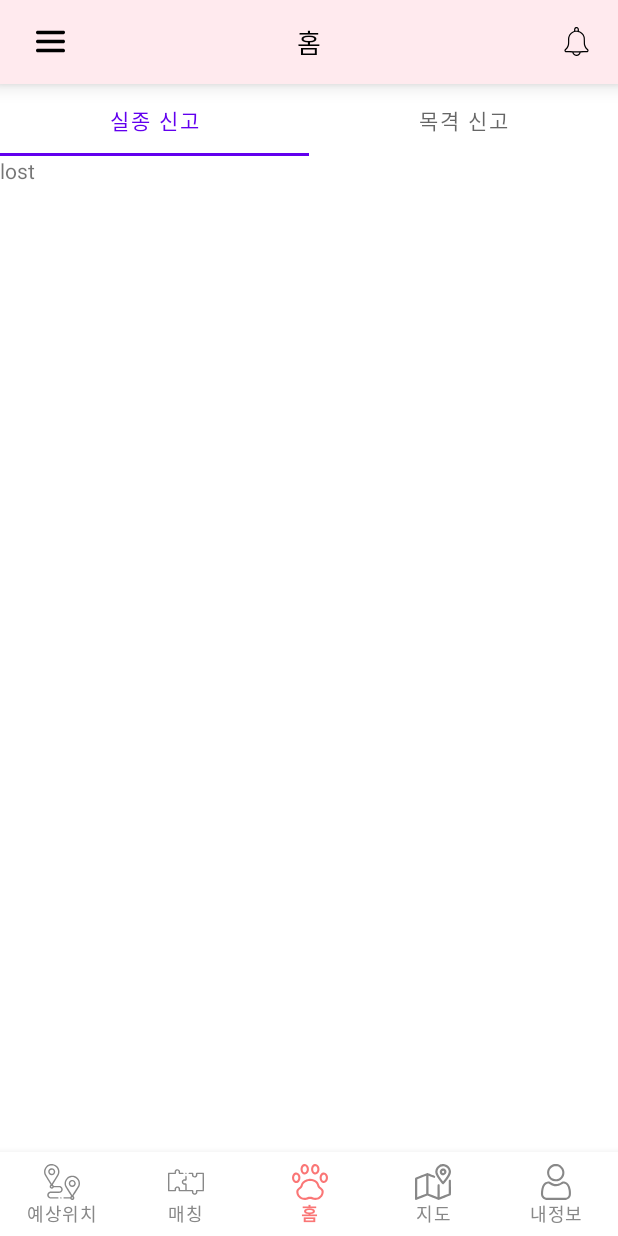
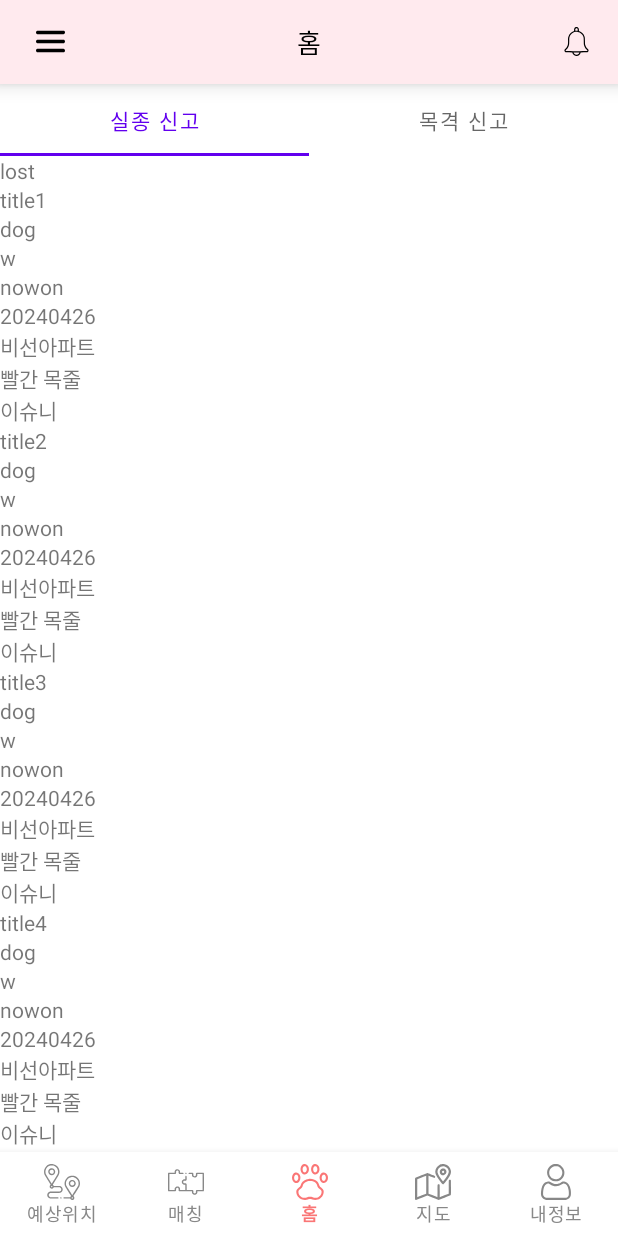
Before and after one commit to k-r-1/gradproject-pawprints, an Android app: the screen it shows after launch (MainActivity), after a tap on "로그인", on a phone screen of 412 x 824 dp. Run offline under Robolectric (Android 15) with nearby library versions, the phone set to English and light mode, and no system bars; our stand-ins replace navigation-ui.

Commit message:
홈화면의 실종신고 탭 recyclerview 구현 완료

```diff
--- a/app/src/main/java/com/swuproject/pawprints/ui/home/HomeTabLostFragment.kt
+++ b/app/src/main/java/com/swuproject/pawprints/ui/home/HomeTabLostFragment.kt
@@ -1,10 +1,15 @@
 package com.swuproject.pawprints.ui.home
 
+import android.content.Context
 import android.os.Bundle
 import androidx.fragment.app.Fragment
 import android.view.LayoutInflater
 import android.view.View
 import android.view.ViewGroup
+import androidx.core.content.ContextCompat
+import androidx.recyclerview.widget.LinearLayoutManager
+import androidx.recyclerview.widget.RecyclerView
+import com.swuproject.pawprints.R
 import com.swuproject.pawprints.databinding.FragmentHomeTabLostBinding
 
 // TODO: Rename parameter arguments, choose names that match
@@ -27,29 +32,26 @@ class HomeTabLostFragment : Fragment() {
         inflater: LayoutInflater, container: ViewGroup?,
         savedInstanceState: Bundle?
     ): View? {
-        // Inflate the layout for this fragment
-        binding = FragmentHomeTabLostBinding.inflate(inflater, container, false)
+        // Fragment의 레이아웃을 인플레이트합니다.
+        val rootView = inflater.inflate(R.layout.fragment_home_tab_lost, container, false)
 
-        return binding.root
-    }
+        // RecyclerView를 레이아웃에서 찾습니다.
+        val recyclerView = rootView.findViewById<RecyclerView>(R.id.hometab_lostRecyclerview)
 
-    companion object {
-        /**
-         * Use this factory method to create a new instance of
-         * this fragment using the provided parameters.
-         *
-         * @param param1 Parameter 1.
-         * @param param2 Parameter 2.
-         * @return A new instance of fragment HomeTabFragment.
-         */
-        // TODO: Rename and change types and number of parameters
-        @JvmStatic
-        fun newInstance(param1: String, param2: String) =
-            HomeTabLostFragment().apply {
-                arguments = Bundle().apply {
-                    putString(ARG_PARAM1, param1)
-                    putString(ARG_PARAM2, param2)
-                }
-            }
+        // LayoutManager를 설정합니다.
+        val layoutManager = LinearLayoutManager(context)
+        recyclerView.layoutManager = layoutManager
+
+        // RecyclerView에 표시할 데이터를 생성합니다.
+        val list = ArrayList<LostRecyclerData>()
+        list.add(LostRecyclerData("title1", "dog", "w", "nowon", "20240426", "비선아파트", "빨간 목줄", "이슈니")) // Drawable 요소가 null이 됩니다.
+        list.add(LostRecyclerData("title2", "dog", "w", "nowon", "20240426", "비선아파트", "빨간 목줄", "이슈니")) // Drawable 요소가 null이 됩니다.
+        list.add(LostRecyclerData("title3", "dog", "w", "nowon", "20240426", "비선아파트", "빨간 목줄", "이슈니"))
+        list.add(LostRecyclerData("title4", "dog", "w", "nowon", "20240426", "비선아파트", "빨간 목줄", "이슈니"))
+        // 어댑터를 생성하고 RecyclerView에 설정합니다.
+        val adapter = LostRecyclerAdapter(list)
+        recyclerView.adapter = adapter
+
+        return rootView
     }
 }
--- a/app/src/main/java/com/swuproject/pawprints/ui/home/LostRecyclerAdapter.kt
+++ b/app/src/main/java/com/swuproject/pawprints/ui/home/LostRecyclerAdapter.kt
@@ -6,6 +6,56 @@ import android.view.View
 import android.view.ViewGroup
 import android.widget.ImageView
 import android.widget.TextView
+import android.widget.Toast
 import androidx.recyclerview.widget.RecyclerView
-class LostRecyclerAdapter(private val context: Context) {
+import com.swuproject.pawprints.R
+
+class LostRecyclerAdapter(private val items: ArrayList<LostRecyclerData>) : RecyclerView.Adapter<LostRecyclerAdapter.ViewHolder>()
+
+{
+    override fun getItemCount(): Int = items.size
+
+    override fun onBindViewHolder(holder: LostRecyclerAdapter.ViewHolder, position: Int) {
+
+        val item = items[position]
+        val listener = View.OnClickListener { it ->
+            Toast.makeText(it.context, "Clicked -> title : ${item.lost_title}, breed : ${item.lost_breed}", Toast.LENGTH_SHORT).show()
+        }
+        holder.apply {
+            bind(listener, item)
+            itemView.tag = item
+        }
+    }
+
+    override fun onCreateViewHolder(parent: ViewGroup, viewType: Int): ViewHolder {
+        val inflatedView = LayoutInflater.from(parent.context).inflate(R.layout.item_hometab_lost_recycler, parent, false)
+        return LostRecyclerAdapter.ViewHolder(inflatedView)
+    }
+
+    // 각 항목에 필요한 기능을 구현
+    class ViewHolder(v: View) : RecyclerView.ViewHolder(v) {
+        private var view: View = v
+        private var titleTextView: TextView = v.findViewById(R.id.tv_hometab_lostrecycler_title)
+        private var breedTextView: TextView = v.findViewById(R.id.tv_hometab_lostrecycler_breed)
+        private var genderTextView: TextView = v.findViewById(R.id.tv_hometab_lostrecycler_gender)
+        private var areaTextView: TextView = v.findViewById(R.id.tv_hometab_lostrecycler_area)
+        private var dateTextView: TextView = v.findViewById(R.id.tv_hometab_lostrecycler_date)
+        private var locationTextView: TextView = v.findViewById(R.id.tv_hometab_lostrecycler_location)
+        private var featureTextView: TextView = v.findViewById(R.id.tv_hometab_lostrecycler_feature)
+        private var contactTextView: TextView = v.findViewById(R.id.tv_hometab_lostrecycler_contact)
+
+        fun bind(listener: View.OnClickListener, item: LostRecyclerData) {
+            titleTextView.text = item.lost_title
+            breedTextView.text = item.lost_breed
+            genderTextView.text = item.lost_gender
+            areaTextView.text = item.lost_area
+            dateTextView.text = item.lost_date
+            locationTextView.text = item.lost_location
+            featureTextView.text = item.lost_feature
+            contactTextView.text = item.lost_contact
+
+            view.setOnClickListener(listener)
+        }
+    }
+
 }
--- /dev/null
+++ b/app/src/main/java/com/swuproject/pawprints/ui/home/LostRecyclerData.kt
@@ -0,0 +1,15 @@
+package com.swuproject.pawprints.ui.home
+
+import android.graphics.drawable.Drawable
+import java.util.Date
+
+data class LostRecyclerData(
+    var lost_title: String,
+    val lost_breed: String,
+    val lost_gender: String,
+    val lost_area: String,
+    val lost_date: String,
+    val lost_location: String,
+    val lost_feature:String,
+    val lost_contact: String
+)
--- a/app/src/main/res/layout/fragment_home_tab_lost.xml
+++ b/app/src/main/res/layout/fragment_home_tab_lost.xml
@@ -3,6 +3,7 @@
     xmlns:tools="http://schemas.android.com/tools"
     android:layout_width="match_parent"
     android:layout_height="match_parent"
+    xmlns:app="http://schemas.android.com/apk/res-auto"
     android:orientation="vertical"
     tools:context=".ui.home.HomeTabLostFragment">
 
@@ -18,8 +19,10 @@
         android:orientation="vertical">
 
         <androidx.recyclerview.widget.RecyclerView
+            android:id="@+id/hometab_lostRecyclerview"
             android:layout_width="match_parent"
             android:layout_height="match_parent"
+            app:layoutManager="androidx.recyclerview.widget.LinearLayoutManager"
             tools:listitem="@layout/item_hometab_lost_recycler">
 
         </androidx.recyclerview.widget.RecyclerView>
--- a/app/src/main/res/layout/item_hometab_lost_recycler.xml
+++ b/app/src/main/res/layout/item_hometab_lost_recycler.xml
@@ -3,7 +3,7 @@
     xmlns:app="http://schemas.android.com/apk/res-auto"
     xmlns:tools="http://schemas.android.com/tools"
     android:layout_width="match_parent"
-    android:layout_height="match_parent"
+    android:layout_height="wrap_content"
     android:orientation="vertical">
 
     <LinearLayout
@@ -29,7 +29,7 @@
                 android:text="제목 :" />
 
             <TextView
-                android:id="@+id/tv_hometab_lostrecycler_type"
+                android:id="@+id/tv_hometab_lostrecycler_breed"
                 android:layout_width="match_parent"
                 android:layout_height="wrap_content"
                 android:text="종 : " />
```
